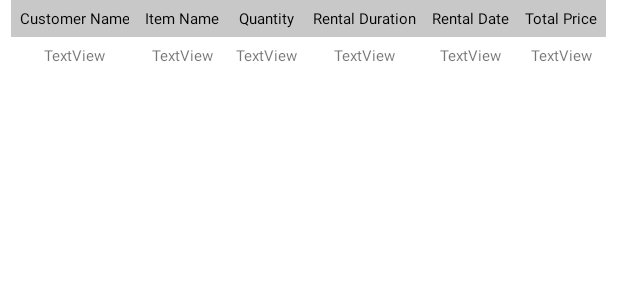
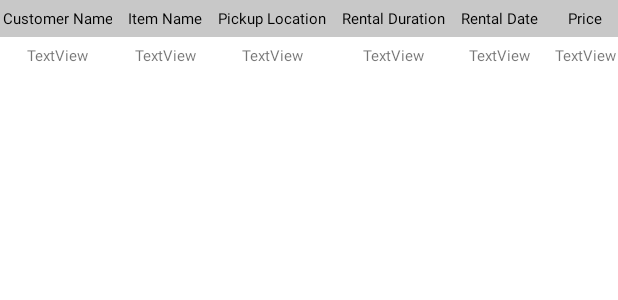
Before and after one commit to dylanjulianos/Sportify, an Android app: the layout table_layout_transaction_admin.xml on its own in the app's theme, with its tools: preview values and no code run, on a phone screen of 412 x 824 dp. Shown: the top 300 px of the screen. Run offline under Robolectric (Android 15) with nearby library versions, the light colour scheme and no system bars; Roboto replaces fonts that are not available here.

Commit message:
menyesuaikan transaction di admin ke firestore transaction baru

```diff
--- a/app/src/main/res/layout/table_layout_transaction_admin.xml
+++ b/app/src/main/res/layout/table_layout_transaction_admin.xml
@@ -32,7 +32,7 @@
         <TextView
             android:layout_width="wrap_content"
             android:layout_height="wrap_content"
-            android:text="Quantity"
+            android:text="Pickup Location"
             android:textSize="10sp"
             android:padding="5dp"
             android:textAlignment="center"
@@ -62,7 +62,7 @@
         <TextView
             android:layout_width="wrap_content"
             android:layout_height="wrap_content"
-            android:text="Total Price"
+            android:text="Price"
             android:textSize="10sp"
             android:padding="5dp"
             android:textAlignment="center"
@@ -94,7 +94,7 @@
             android:textAlignment="center"/>
 
         <TextView
-            android:id="@+id/transaction_quantity"
+            android:id="@+id/transaction_pickup"
             android:layout_width="wrap_content"
             android:layout_height="wrap_content"
             android:text="TextView"
@@ -121,7 +121,7 @@
             android:textAlignment="center"/>
 
         <TextView
-            android:id="@+id/transaction_total_price"
+            android:id="@+id/transaction_price"
             android:layout_width="wrap_content"
             android:layout_height="wrap_content"
             android:text="TextView"
```
Also changed, not shown: app/src/main/java/com/app/thesisappdemo/RecyclerAdapterTransactionAdmin.kt (+8 -8 lines).
